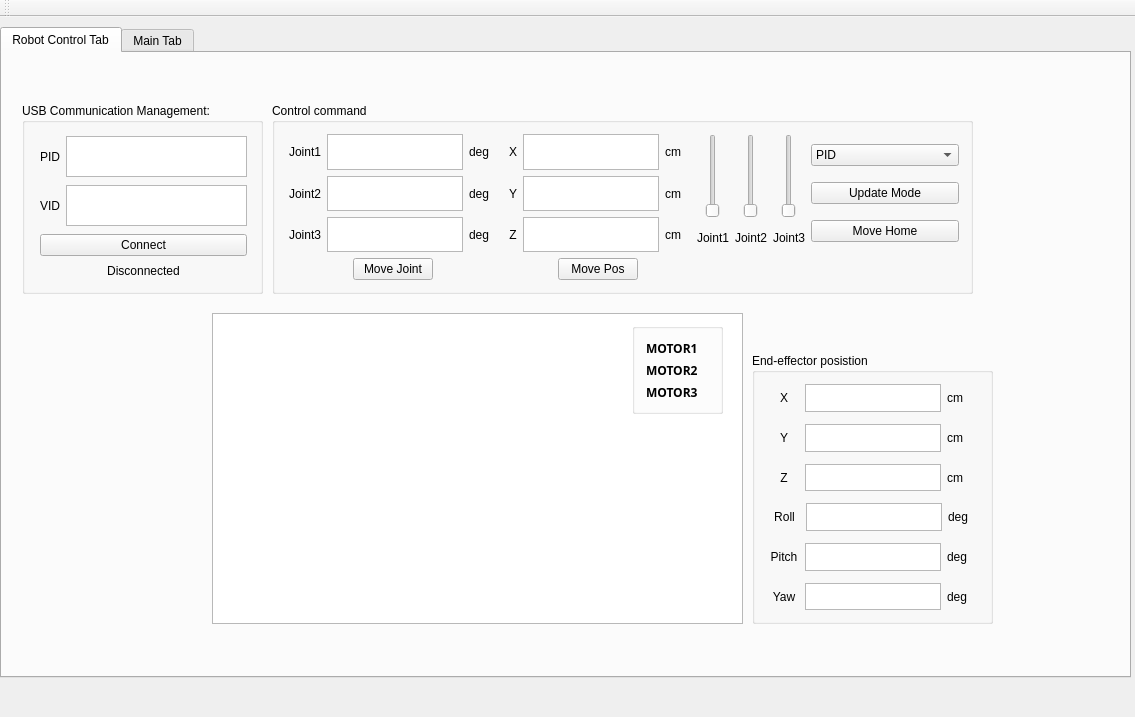
Before: the Qt Designer form resources/mainwindow.ui in QuocBaoBuiNguyen/GUI_Arm_Controller, drawn with Qt 5.
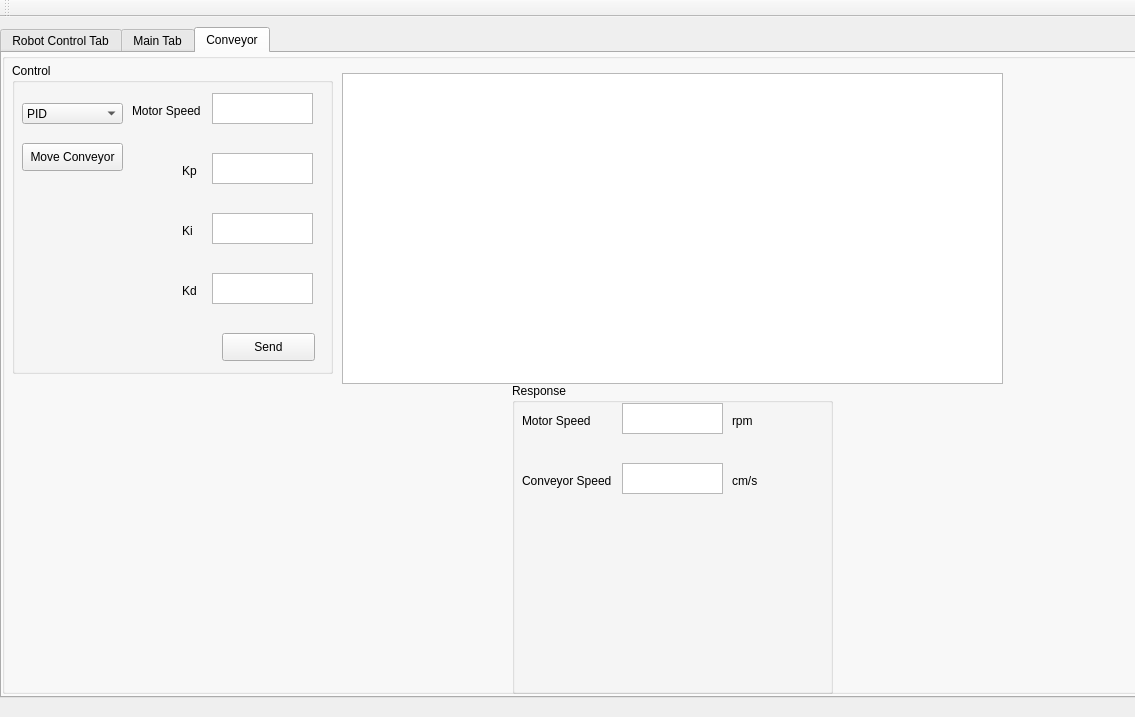
After: the same form once the commit is applied. Icons and pictures are not drawn. Custom widgets are drawn as their Qt base class.

Patch:
```diff
--- a/resources/mainwindow.ui
+++ b/resources/mainwindow.ui
@@ -25,8 +25,8 @@
      <rect>
       <x>0</x>
       <y>10</y>
-      <width>1131</width>
-      <height>651</height>
+      <width>1141</width>
+      <height>671</height>
      </rect>
     </property>
     <property name="sizePolicy">
@@ -36,7 +36,7 @@
      </sizepolicy>
     </property>
     <property name="currentIndex">
-     <number>0</number>
+     <number>2</number>
     </property>
     <widget class="QWidget" name="RobotCtrlTab">
      <attribute name="title">
@@ -506,7 +506,7 @@
        <rect>
         <x>270</x>
         <y>50</y>
-        <width>701</width>
+        <width>671</width>
         <height>191</height>
        </rect>
       </property>
@@ -1118,6 +1118,288 @@
       </property>
      </widget>
     </widget>
+    <widget class="QWidget" name="tab">
+     <attribute name="title">
+      <string>Conveyor</string>
+     </attribute>
+     <widget class="QGroupBox" name="groupBox_5">
+      <property name="geometry">
+       <rect>
+        <x>0</x>
+        <y>0</y>
+        <width>1141</width>
+        <height>641</height>
+       </rect>
+      </property>
+      <property name="title">
+       <string/>
+      </property>
+      <widget class="PlotWidget" name="graphicsView_2">
+       <property name="geometry">
+        <rect>
+         <x>340</x>
+         <y>20</y>
+         <width>661</width>
+         <height>311</height>
+        </rect>
+       </property>
+       <property name="sizePolicy">
+        <sizepolicy hsizetype="Minimum" vsizetype="Minimum">
+         <horstretch>0</horstretch>
+         <verstretch>0</verstretch>
+        </sizepolicy>
+       </property>
+       <property name="minimumSize">
+        <size>
+         <width>100</width>
+         <height>100</height>
+        </size>
+       </property>
+       <property name="baseSize">
+        <size>
+         <width>0</width>
+         <height>0</height>
+        </size>
+       </property>
+      </widget>
+      <widget class="QGroupBox" name="groupBox_6">
+       <property name="geometry">
+        <rect>
+         <x>10</x>
+         <y>10</y>
+         <width>321</width>
+         <height>311</height>
+        </rect>
+       </property>
+       <property name="title">
+        <string>Control</string>
+       </property>
+       <widget class="QPushButton" name="movConveyorBtn">
+        <property name="geometry">
+         <rect>
+          <x>10</x>
+          <y>80</y>
+          <width>101</width>
+          <height>28</height>
+         </rect>
+        </property>
+        <property name="text">
+         <string>Move Conveyor</string>
+        </property>
+       </widget>
+       <widget class="QPushButton" name="send_con_txt">
+        <property name="geometry">
+         <rect>
+          <x>210</x>
+          <y>270</y>
+          <width>93</width>
+          <height>28</height>
+         </rect>
+        </property>
+        <property name="text">
+         <string>Send</string>
+        </property>
+       </widget>
+       <widget class="QTextEdit" name="set_speed_con_txt">
+        <property name="geometry">
+         <rect>
+          <x>200</x>
+          <y>30</y>
+          <width>101</width>
+          <height>31</height>
+         </rect>
+        </property>
+       </widget>
+       <widget class="QTextEdit" name="kp_con_txt">
+        <property name="geometry">
+         <rect>
+          <x>200</x>
+          <y>90</y>
+          <width>101</width>
+          <height>31</height>
+         </rect>
+        </property>
+       </widget>
+       <widget class="QTextEdit" name="ki_con_txt">
+        <property name="geometry">
+         <rect>
+          <x>200</x>
+          <y>150</y>
+          <width>101</width>
+          <height>31</height>
+         </rect>
+        </property>
+       </widget>
+       <widget class="QTextEdit" name="kd_con_txt">
+        <property name="geometry">
+         <rect>
+          <x>200</x>
+          <y>210</y>
+          <width>101</width>
+          <height>31</height>
+         </rect>
+        </property>
+       </widget>
+       <widget class="QLabel" name="label_3">
+        <property name="geometry">
+         <rect>
+          <x>120</x>
+          <y>40</y>
+          <width>81</width>
+          <height>16</height>
+         </rect>
+        </property>
+        <property name="text">
+         <string>Motor Speed</string>
+        </property>
+       </widget>
+       <widget class="QLabel" name="label_4">
+        <property name="geometry">
+         <rect>
+          <x>170</x>
+          <y>100</y>
+          <width>16</width>
+          <height>16</height>
+         </rect>
+        </property>
+        <property name="text">
+         <string>Kp</string>
+        </property>
+       </widget>
+       <widget class="QLabel" name="label_5">
+        <property name="geometry">
+         <rect>
+          <x>170</x>
+          <y>160</y>
+          <width>16</width>
+          <height>16</height>
+         </rect>
+        </property>
+        <property name="text">
+         <string>Ki</string>
+        </property>
+       </widget>
+       <widget class="QLabel" name="label_6">
+        <property name="geometry">
+         <rect>
+          <x>170</x>
+          <y>220</y>
+          <width>16</width>
+          <height>16</height>
+         </rect>
+        </property>
+        <property name="text">
+         <string>Kd</string>
+        </property>
+       </widget>
+       <widget class="QComboBox" name="mode_con_txt">
+        <property name="geometry">
+         <rect>
+          <x>10</x>
+          <y>40</y>
+          <width>101</width>
+          <height>21</height>
+         </rect>
+        </property>
+        <item>
+         <property name="text">
+          <string>PID</string>
+         </property>
+        </item>
+        <item>
+         <property name="text">
+          <string>Fuzzy-PID</string>
+         </property>
+        </item>
+       </widget>
+      </widget>
+      <widget class="QGroupBox" name="groupBox_7">
+       <property name="geometry">
+        <rect>
+         <x>510</x>
+         <y>330</y>
+         <width>321</width>
+         <height>311</height>
+        </rect>
+       </property>
+       <property name="title">
+        <string>Response</string>
+       </property>
+       <widget class="QTextEdit" name="cur_speed_con_txt">
+        <property name="geometry">
+         <rect>
+          <x>110</x>
+          <y>20</y>
+          <width>101</width>
+          <height>31</height>
+         </rect>
+        </property>
+       </widget>
+       <widget class="QLabel" name="label_7">
+        <property name="geometry">
+         <rect>
+          <x>10</x>
+          <y>30</y>
+          <width>81</width>
+          <height>16</height>
+         </rect>
+        </property>
+        <property name="text">
+         <string>Motor Speed</string>
+        </property>
+       </widget>
+       <widget class="QLabel" name="label_8">
+        <property name="geometry">
+         <rect>
+          <x>10</x>
+          <y>90</y>
+          <width>101</width>
+          <height>16</height>
+         </rect>
+        </property>
+        <property name="text">
+         <string>Conveyor Speed</string>
+        </property>
+       </widget>
+       <widget class="QTextEdit" name="cur_speed_con_txt_2">
+        <property name="geometry">
+         <rect>
+          <x>110</x>
+          <y>80</y>
+          <width>101</width>
+          <height>31</height>
+         </rect>
+        </property>
+       </widget>
+       <widget class="QLabel" name="label_9">
+        <property name="geometry">
+         <rect>
+          <x>220</x>
+          <y>30</y>
+          <width>31</width>
+          <height>16</height>
+         </rect>
+        </property>
+        <property name="text">
+         <string>rpm</string>
+        </property>
+       </widget>
+       <widget class="QLabel" name="label_10">
+        <property name="geometry">
+         <rect>
+          <x>220</x>
+          <y>90</y>
+          <width>41</width>
+          <height>16</height>
+         </rect>
+        </property>
+        <property name="text">
+         <string>cm/s</string>
+        </property>
+       </widget>
+      </widget>
+     </widget>
+    </widget>
    </widget>
   </widget>
   <widget class="QToolBar" name="mainToolBar">
```
Left out of the diff: 128 changed lines with no effect on the pictures.
